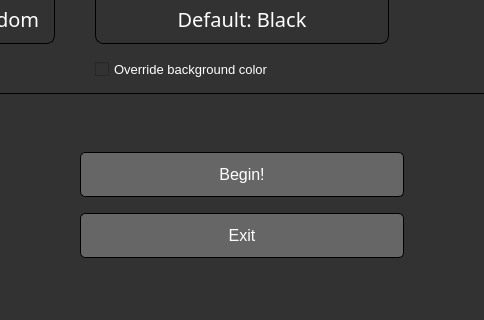
First picture: the form in mainwindow.ui, repository mwdle/BounceLab, before the edit; both pictures show x 258 to 742 and y 480 to 800 of the 1000 by 800 pixel window.
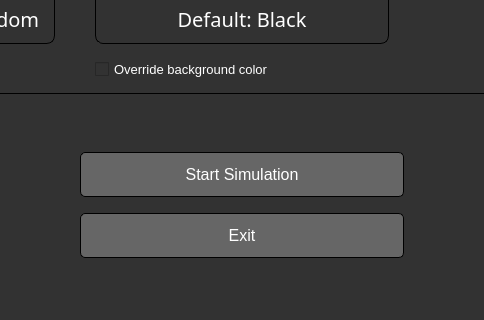
Second picture: the form after the edit. Icons and pictures are not drawn. Custom widgets are drawn as their Qt base class.

Diff of the .ui file:
```diff
--- a/mainwindow.ui
+++ b/mainwindow.ui
@@ -19,7 +19,7 @@
   <property name="minimumSize">
    <size>
     <width>800</width>
-    <height>600</height>
+    <height>700</height>
    </size>
   </property>
   <property name="windowTitle">
@@ -227,7 +227,7 @@
              <string notr="true"/>
             </property>
             <property name="text">
-             <string>Begin!</string>
+             <string>Start Simulation</string>
             </property>
            </widget>
           </item>
```
